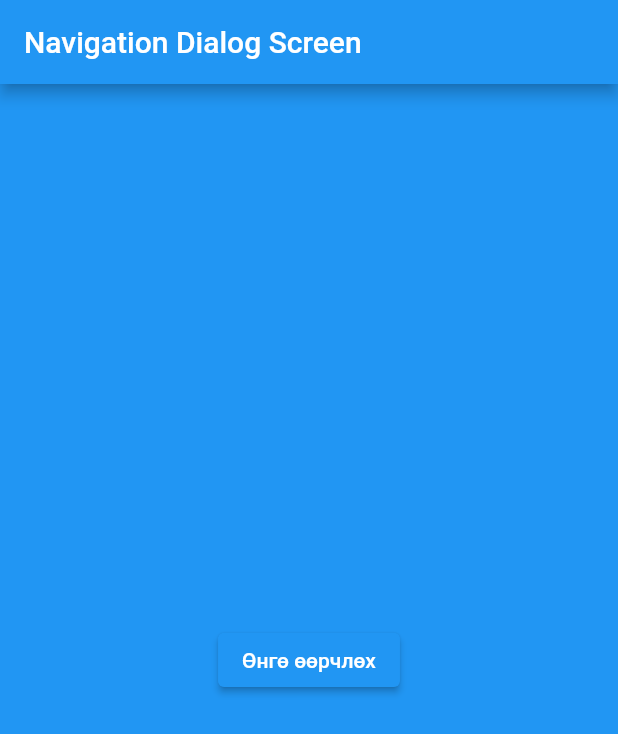
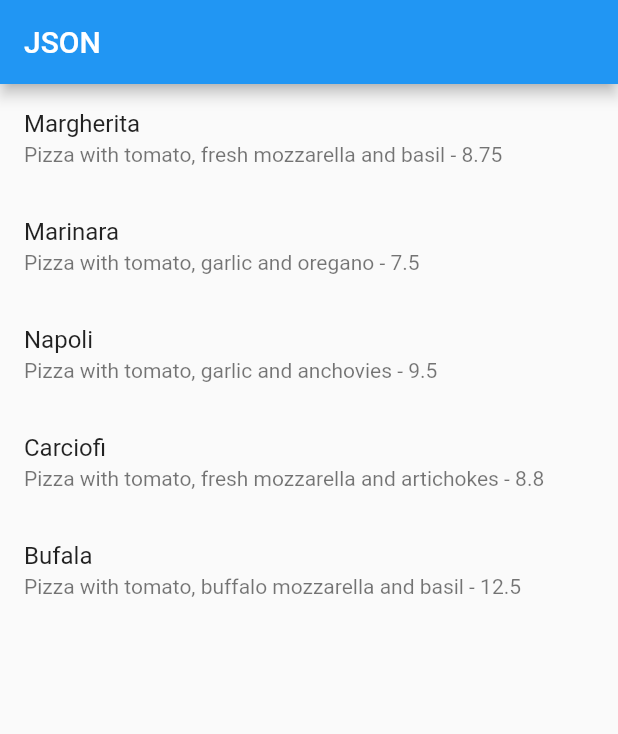
Before and after one commit to atuvshinjargal/Mobile_course, a Flutter app: the screen it shows after launch, on a phone screen of 412 x 824 dp. Shown: the top 734 px of the screen. Run offline on Flutter 3.47's test engine with Material 2 defaults, Android fonts, the phone set to English and light mode, and no system bars; our stand-ins replace geolocator, google_fonts; missing offline and left inert: dart:ffi.

Commit message:
git push

```diff
--- /dev/null
+++ b/assets/pizzalist.json
@@ -0,0 +1,37 @@
+[
+    {
+      "id": 1,
+      "pizzaName": "Margherita",
+      "description": "Pizza with tomato, fresh mozzarella and basil",
+      "price": 8.75,
+      "imageUrl": "images/margherita.png"
+    },
+    {
+      "id": 2,
+      "pizzaName": "Marinara",
+      "description": "Pizza with tomato, garlic and oregano",
+      "price": 7.50,
+      "imageUrl": "images/marinara.png"
+    },
+    {
+      "id": 3,
+      "pizzaName": "Napoli",
+      "description": "Pizza with tomato, garlic and anchovies",
+      "price": 9.50,
+      "imageUrl": "images/marinara.png"
+    },
+    {
+      "id": 4,
+      "pizzaName": "Carciofi",
+      "description": "Pizza with tomato, fresh mozzarella and artichokes",
+      "price": 8.80,
+      "imageUrl": "images/marinara.png"
+    },
+    {
+      "id": 5,
+      "pizzaName": "Bufala",
+      "description": "Pizza with tomato, buffalo mozzarella and basil",
+      "price": 12.50,
+      "imageUrl": "images/marinara.png"
+    }
+   ]
--- a/lib/main.dart
+++ b/lib/main.dart
@@ -6,6 +6,7 @@ import 'package:myapp/login_screen.dart';
 import 'package:myapp/profile_screen.dart';
 import 'package:myapp/view/home_screen.dart';
 import 'package:myapp/view/location_screen.dart';
+import 'package:myapp/view/my_home_page.dart';
 import 'package:myapp/view/navigation_dialog.dart';
 import 'package:myapp/view/navigation_first.dart';
 import 'package:myapp/view/plan_screen.dart';
@@ -31,7 +32,7 @@ class MyApp extends StatelessWidget {
         primarySwatch: Colors.blue,
         visualDensity: VisualDensity.adaptivePlatformDensity,
       ),
-      home: NavigationDialog(),
+      home: MyHomePage(),
 /*       routes: {
         '/': (context) => const LoginScreen(),
         LoginScreen.route: (context) => const LoginScreen(),
--- /dev/null
+++ b/lib/models/pizza.dart
@@ -0,0 +1,15 @@
+class Pizza {
+  int? id;
+  String? pizzaName;
+  String? description;
+  double? price;
+  String? imageUrl;
+
+  Pizza.fromJson(Map<String, dynamic> json) {
+    this.id = json['id'];
+    this.pizzaName = json['pizzaName'];
+    this.description = json['description'];
+    this.price = json['price'];
+    this.imageUrl = json['imageUrl'];
+  }
+}
--- /dev/null
+++ b/lib/view/my_home_page.dart
@@ -0,0 +1,63 @@
+import 'dart:convert';
+
+import 'package:flutter/material.dart';
+import '../models/pizza.dart';
+
+class MyHomePage extends StatefulWidget {
+  const MyHomePage({Key? key}) : super(key: key);
+
+  @override
+  State<MyHomePage> createState() => _MyHomePageState();
+}
+
+class _MyHomePageState extends State<MyHomePage> {
+  String pizzaString = '';
+  Future<List<Pizza>> readJsonFile() async {
+    String myString = await DefaultAssetBundle.of(context)
+        .loadString('assets/pizzalist.json');
+    List myMap = jsonDecode(myString);
+    List<Pizza> myPizzas = [];
+    myMap.forEach(
+      (dynamic pizza) {
+        Pizza myPizza = Pizza.fromJson(pizza);
+        myPizzas.add(myPizza);
+      },
+    );
+    // setState(() {
+    //   pizzaString = myString;
+    // });
+    return myPizzas; //List<Pizza>
+  }
+
+  @override
+  void initState() {
+    readJsonFile();
+    super.initState();
+  }
+
+  @override
+  Widget build(BuildContext context) {
+    return Scaffold(
+      appBar: AppBar(
+        title: Text('JSON'),
+      ),
+      body: Container(
+        child: FutureBuilder(
+          future: readJsonFile(),
+          builder: ((BuildContext context, AsyncSnapshot<List<Pizza>> pizzas) {
+            return ListView.builder(
+              itemCount: pizzas.data == null ? 0 : pizzas.data!.length,
+              itemBuilder: (BuildContext context, int index) {
+                return ListTile(
+                  title: Text(pizzas.data![index].pizzaName!),
+                  subtitle: Text(
+                      '${pizzas.data![index].description!} - ${pizzas.data![index].price!}'),
+                );
+              },
+            );
+          }),
+        ),
+      ),
+    );
+  }
+}
```
